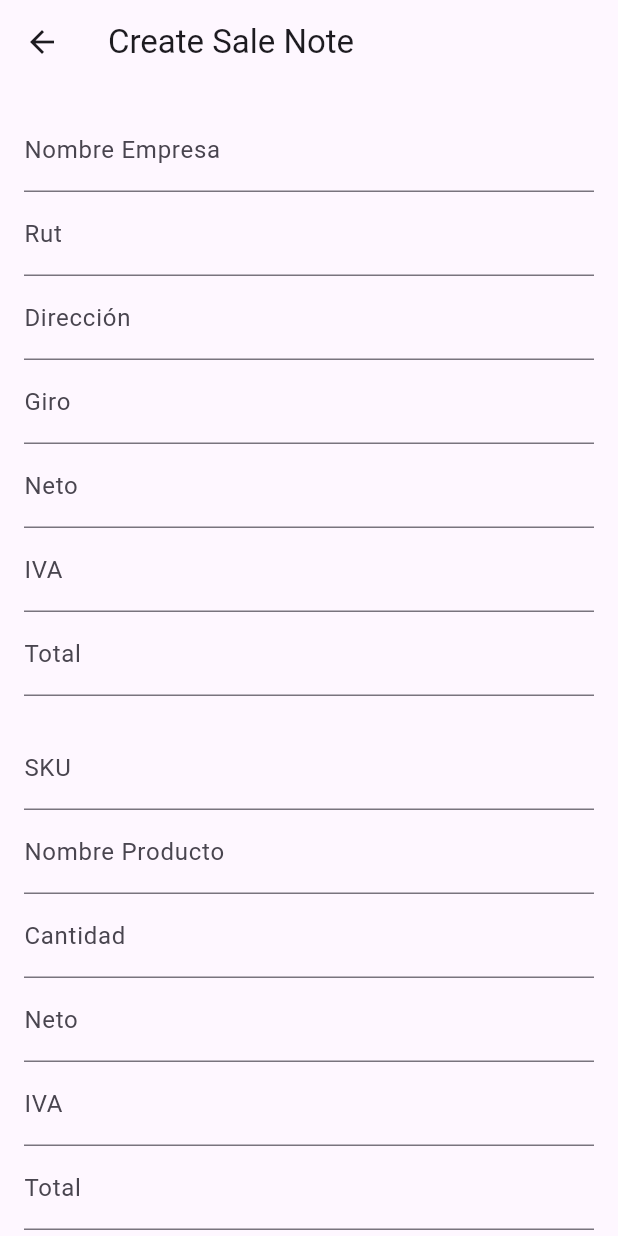
After one commit to sheyls/Sales-App-flutter, a Flutter app: the SaleNoteScreen screen opened by its route, on a phone screen of 412 x 824 dp. The commit adds this screen. Run offline on Flutter 3.47's test engine with Material 3 defaults, Android fonts, the phone set to English and light mode, and no system bars; our stand-ins replace get, get_storage; accounts and stored records are empty.

Commit message:
Add sales and report screen

```diff
--- a/lib/presentation/login_screen/controller/login_controller.dart
+++ b/lib/presentation/login_screen/controller/login_controller.dart
@@ -12,7 +12,7 @@ class LoginController extends GetxController {
 
   final AuthRepository authRepository = AuthService();
 
-  void login() async {
+  Future<bool> login() async {
     final email = emailController.text;
     final password = passwordController.text;
 
@@ -26,7 +26,7 @@ class LoginController extends GetxController {
       );
       storageService.saveUser(user);
       Get.snackbar('Login Successful', 'Welcome, ${user.nombre}!');
-
+      return true;
 
    // final result = await authRepository.login(email, password);
    // if (result['success']) {
@@ -34,6 +34,7 @@ class LoginController extends GetxController {
     } else {
    //  Get.snackbar('Login Failed', result['message']);
       Get.snackbar('Login Failed', 'Invalid email or password');
+      return false;
 
     }
   }
--- /dev/null
+++ b/lib/presentation/sale_note_report_screen/controller/sale_note_report_controller.dart
@@ -0,0 +1,23 @@
+import 'package:get/get.dart';
+import 'package:induccion_flutter/services/local_storage_service.dart';
+import 'package:induccion_flutter/presentation/sale_note_screen/models/sale_note_model.dart';
+
+class SaleNoteReportController extends GetxController {
+  final LocalStorageService storageService = LocalStorageService();
+  final saleNotes = <SaleNote>[].obs;
+
+  @override
+  void onInit() {
+    super.onInit();
+    loadSaleNotes();
+  }
+
+  void loadSaleNotes() {
+    final keys = storageService.getKeys();
+    final notes = keys
+        .where((key) => key.startsWith('sale_note_'))
+        .map((key) => SaleNote.fromJson(storageService.getData(key)!))
+        .toList();
+    saleNotes.assignAll(notes);
+  }
+}
--- /dev/null
+++ b/lib/presentation/sale_note_screen/binding/sale_note_binding.dart
@@ -0,0 +1,9 @@
+import 'package:get/get.dart';
+import 'package:induccion_flutter/presentation/sale_note_screen/controller/sale_note_controller.dart';
+
+class SaleNoteBinding extends Bindings {
+  @override
+  void dependencies() {
+    Get.lazyPut<SaleNoteController>(() => SaleNoteController());
+  }
+}
--- /dev/null
+++ b/lib/presentation/sale_note_screen/controller/sale_note_controller.dart
@@ -0,0 +1,69 @@
+import 'package:flutter/material.dart';
+import 'package:get/get.dart';
+import 'package:induccion_flutter/services/local_storage_service.dart';
+import 'package:induccion_flutter/presentation/sale_note_screen/models/sale_note_model.dart';
+
+class SaleNoteController extends GetxController {
+  final nombreEmpresaController = TextEditingController();
+  final rutController = TextEditingController();
+  final direccionController = TextEditingController();
+  final giroController = TextEditingController();
+  final netoController = TextEditingController();
+  final ivaController = TextEditingController();
+  final totalController = TextEditingController();
+  final TextEditingController skuController = TextEditingController();
+  final TextEditingController nombreProductoController = TextEditingController();
+  final TextEditingController cantidadController = TextEditingController();
+  final TextEditingController detalleNetoController = TextEditingController();
+  final TextEditingController detalleIvaController = TextEditingController();
+  final TextEditingController detalleTotalController = TextEditingController();
+  final detalles = <SaleDetail>[].obs;
+
+  final LocalStorageService storageService = LocalStorageService();
+
+  void addDetalle() {
+    try {
+      final detalle = SaleDetail(
+        sku: skuController.text,
+        nombreProducto: nombreProductoController.text,
+        cantidad: int.parse(cantidadController.text),
+        neto: double.parse(detalleNetoController.text),
+        iva: double.parse(detalleIvaController.text),
+        total: double.parse(detalleTotalController.text),
+      );
+      detalles.add(detalle);
+      clearDetalleFields();
+    } catch (e) {
+      Get.snackbar('Error', 'Invalid input. Please enter valid numbers for quantity, neto, iva, and total.');
+    }
+  }
+
+  void clearDetalleFields() {
+    skuController.clear();
+    nombreProductoController.clear();
+    cantidadController.clear();
+    detalleNetoController.clear();
+    detalleIvaController.clear();
+    detalleTotalController.clear();
+  }
+
+  void saveSaleNote() async {
+    try {
+      final saleNote = SaleNote(
+        nombreEmpresa: nombreEmpresaController.text,
+        rut: rutController.text,
+        direccion: direccionController.text,
+        giro: giroController.text,
+        neto: double.parse(netoController.text),
+        iva: double.parse(ivaController.text),
+        total: double.parse(totalController.text),
+        detalles: detalles,
+      );
+
+      await storageService.saveData('sale_note_${DateTime.now().millisecondsSinceEpoch}', saleNote.toJson());
+      Get.snackbar('Success', 'Sale note saved successfully');
+    } catch (e) {
+      Get.snackbar('Error', 'Invalid input. Please enter valid numbers for neto, iva, and total.');
+    }
+  }
+}
--- /dev/null
+++ b/lib/presentation/sale_note_screen/models/sale_note_model.dart
@@ -0,0 +1,87 @@
+class SaleNote {
+  String nombreEmpresa;
+  String rut;
+  String direccion;
+  String giro;
+  double neto;
+  double iva;
+  double total;
+  List<SaleDetail> detalles;
+
+  SaleNote({
+    required this.nombreEmpresa,
+    required this.rut,
+    required this.direccion,
+    required this.giro,
+    required this.neto,
+    required this.iva,
+    required this.total,
+    required this.detalles,
+  });
+
+  Map<String, dynamic> toJson() {
+    return {
+      'nombreEmpresa': nombreEmpresa,
+      'rut': rut,
+      'direccion': direccion,
+      'giro': giro,
+      'neto': neto,
+      'iva': iva,
+      'total': total,
+      'detalles': detalles.map((detalle) => detalle.toJson()).toList(),
+    };
+  }
+
+  factory SaleNote.fromJson(Map<String, dynamic> json) {
+    return SaleNote(
+      nombreEmpresa: json['nombreEmpresa'],
+      rut: json['rut'],
+      direccion: json['direccion'],
+      giro: json['giro'],
+      neto: json['neto'],
+      iva: json['iva'],
+      total: json['total'],
+      detalles: (json['detalles'] as List).map((i) => SaleDetail.fromJson(i)).toList(),
+    );
+  }
+}
+
+class SaleDetail {
+  String sku;
+  String nombreProducto;
+  int cantidad;
+  double neto;
+  double iva;
+  double total;
+
+  SaleDetail({
+    required this.sku,
+    required this.nombreProducto,
+    required this.cantidad,
+    required this.neto,
+    required this.iva,
+    required this.total,
+  });
+
+  Map<String, dynamic> toJson() {
+    return {
+      'sku': sku,
+      'nombreProducto': nombreProducto,
+      'cantidad': cantidad,
+      'neto': neto,
+      'iva': iva,
+      'total': total,
+    };
+  }
+
+  factory SaleDetail.fromJson(Map<String, dynamic> json) {
+    return SaleDetail(
+      sku: json['sku'],
+      nombreProducto: json['nombreProducto'],
+      cantidad: json['cantidad'],
+      neto: json['neto'],
+      iva: json['iva'],
+      total: json['total'],
+    );
+  }
+}
--- /dev/null
+++ b/lib/presentation/sale_note_screen/sale_note_screen.dart
@@ -0,0 +1,107 @@
+import 'package:flutter/material.dart';
+import 'package:get/get.dart';
+import 'package:induccion_flutter/presentation/sale_note_screen/controller/sale_note_controller.dart';
+
+class SaleNoteScreen extends StatelessWidget {
+  final SaleNoteController controller = Get.put(SaleNoteController());
+
+  @override
+  Widget build(BuildContext context) {
+    return Scaffold(
+      appBar: AppBar(
+        title: const Text('Create Sale Note'),
+      ),
+      body: SingleChildScrollView(
+        padding: const EdgeInsets.all(16.0),
+        child: Column(
+          children: [
+            TextField(
+              controller: controller.nombreEmpresaController,
+              decoration: const InputDecoration(labelText: 'Nombre Empresa'),
+            ),
+            TextField(
+              controller: controller.rutController,
+              decoration: const InputDecoration(labelText: 'Rut'),
+            ),
+            TextField(
+              controller: controller.direccionController,
+              decoration: const InputDecoration(labelText: 'Dirección'),
+            ),
+            TextField(
+              controller: controller.giroController,
+              decoration: const InputDecoration(labelText: 'Giro'),
+            ),
+            TextField(
+              controller: controller.netoController,
+              decoration: const InputDecoration(labelText: 'Neto'),
+              keyboardType: TextInputType.number,
+            ),
+            TextField(
+              controller: controller.ivaController,
+              decoration: const InputDecoration(labelText: 'IVA'),
+              keyboardType: TextInputType.number,
+            ),
+            TextField(
+              controller: controller.totalController,
+              decoration: const InputDecoration(labelText: 'Total'),
+              keyboardType: TextInputType.number,
+            ),
+            const SizedBox(height: 20),
+            TextField(
+              controller: controller.skuController,
+              decoration: const InputDecoration(labelText: 'SKU'),
+            ),
+            TextField(
+              controller: controller.nombreProductoController,
+              decoration: const InputDecoration(labelText: 'Nombre Producto'),
+            ),
+            TextField(
+              controller: controller.cantidadController,
+              decoration: const InputDecoration(labelText: 'Cantidad'),
+              keyboardType: TextInputType.number,
+            ),
+            TextField(
+              controller: controller.detalleNetoController,
+              decoration: const InputDecoration(labelText: 'Neto'),
+              keyboardType: TextInputType.number,
+            ),
+            TextField(
+              controller: controller.detalleIvaController,
+              decoration: const InputDecoration(labelText: 'IVA'),
+              keyboardType: TextInputType.number,
+            ),
+            TextField(
+              controller: controller.detalleTotalController,
+              decoration: const InputDecoration(labelText: 'Total'),
+              keyboardType: TextInputType.number,
+            ),
+            const SizedBox(height: 20),
+            ElevatedButton(
+              onPressed: controller.addDetalle,
+              child: const Text('Agregar Detalle'),
+            ),
+            const SizedBox(height: 20),
+            ElevatedButton(
+              onPressed: controller.saveSaleNote,
+              child: const Text('Guardar Nota de Venta'),
+            ),
+            const SizedBox(height: 20),
+            Obx(() {
+              return ListView.builder(
+                shrinkWrap: true,
+                itemCount: controller.detalles.length,
+                itemBuilder: (context, index) {
+                  final detalle = controller.detalles[index];
+                  return ListTile(
+                    title: Text(detalle.nombreProducto),
+                    subtitle: Text('Cantidad: ${detalle.cantidad}, Neto: ${detalle.neto}, IVA: ${detalle.iva}, Total: ${detalle.total}'),
+                  );
+                },
+              );
+            }),
+          ],
+        ),
+      ),
+    );
+  }
+}
--- a/lib/routes/routes.dart
+++ b/lib/routes/routes.dart
@@ -1,9 +1,15 @@
 import 'package:get/get.dart';
 import 'package:induccion_flutter/presentation/login_screen/login_screen.dart';
 import 'package:induccion_flutter/presentation/login_screen/binding/login_binding.dart';
+import 'package:induccion_flutter/presentation/sale_note_screen/sale_note_screen.dart';
+import 'package:induccion_flutter/presentation/sale_note_screen/binding/sale_note_binding.dart';
+import 'package:induccion_flutter/presentation/sale_note_report_screen/sale_note_report_screen.dart';
+import 'package:induccion_flutter/presentation/sale_note_report_screen/controller/sale_note_report_controller.dart';
 
 class AppRoutes {
   static const String loginScreen = '/login_screen';
+  static const String saleNoteScreen = '/sale_note';
+  static const String saleNoteReportScreen = '/sale_note_report';
 
   static List<GetPage> pages = [
     GetPage(
@@ -11,5 +17,15 @@ class AppRoutes {
       page: () => LoginScreen(),
       bindings: [LoginBinding()],
     ),
+    GetPage(
+      name: saleNoteScreen,
+      page: () => SaleNoteScreen(),
+      binding: SaleNoteBinding(),
+    ),
+    GetPage(
+      name: saleNoteReportScreen,
+      page: () => SaleNoteReportScreen(),
+      binding: BindingsBuilder(() => Get.lazyPut<SaleNoteReportController>(() => SaleNoteReportController())),
+    ),
   ];
 }
```
Also changed, not shown: lib/presentation/login_screen/login_screen.dart (+13 -7 lines), lib/presentation/sale_note_report_screen/sale_note_report_screen.dart (added, +54 -0 lines), lib/services/local_storage_service.dart (+14 -2 lines).
